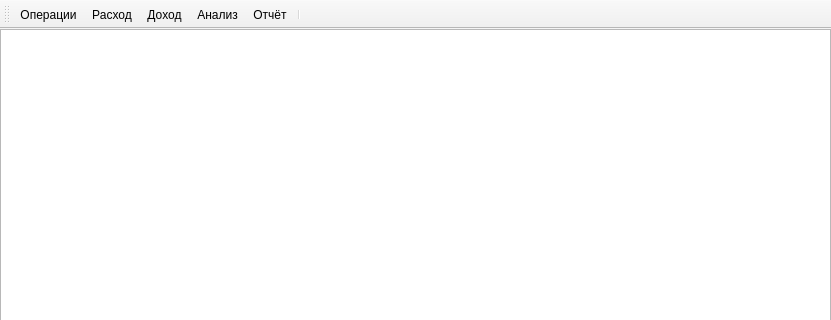
The window that mainwindow.ui (WoodieGeek/cmm) describes before a commit, drawn with Qt 5; both pictures show x 0 to 831 and y 0 to 320 of the 831 by 541 pixel window.
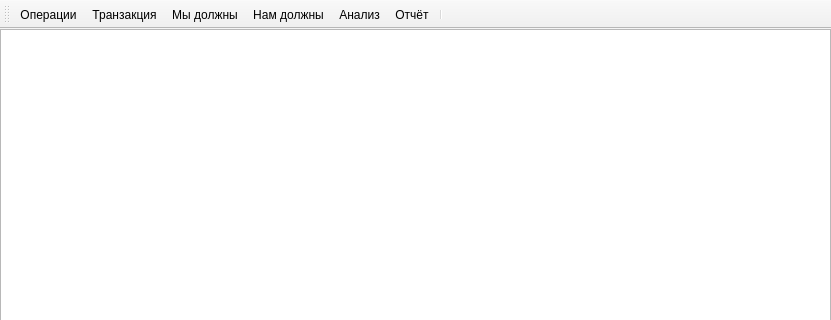
The same window after the commit. Icons and pictures are not drawn.

Commit message: add credit and debtor

Diff of the .ui file:
```diff
--- a/mainwindow.ui
+++ b/mainwindow.ui
@@ -54,15 +54,16 @@
    <attribute name="toolBarBreak">
     <bool>true</bool>
    </attribute>
-   <addaction name="transactions"/>
-   <addaction name="expense"/>
-   <addaction name="income"/>
+   <addaction name="operations"/>
+   <addaction name="transaction"/>
+   <addaction name="creditor"/>
+   <addaction name="debtor"/>
    <addaction name="analysis"/>
    <addaction name="report"/>
    <addaction name="separator"/>
   </widget>
   <widget class="QStatusBar" name="statusBar"/>
-  <action name="transactions">
+  <action name="operations">
    <property name="icon">
     <iconset resource="resource.qrc">
      <normaloff>:/safe.png</normaloff>:/safe.png</iconset>
@@ -71,22 +72,25 @@
     <string>Операции</string>
    </property>
   </action>
-  <action name="income">
+  <action name="debtor">
    <property name="icon">
     <iconset resource="resource.qrc">
      <normaloff>:/green.jpg</normaloff>:/green.jpg</iconset>
    </property>
    <property name="text">
-    <string>Доход</string>
+    <string>Нам должны</string>
    </property>
   </action>
-  <action name="expense">
+  <action name="creditor">
    <property name="icon">
     <iconset resource="resource.qrc">
      <normaloff>:/red.jpg</normaloff>:/red.jpg</iconset>
    </property>
    <property name="text">
-    <string>Расход</string>
+    <string>Мы должны</string>
+   </property>
+   <property name="toolTip">
+    <string>Мы должны</string>
    </property>
   </action>
   <action name="analysis">
@@ -107,6 +111,15 @@
     <string>Отчёт</string>
    </property>
   </action>
+  <action name="transaction">
+   <property name="icon">
+    <iconset resource="resource.qrc">
+     <normaloff>:/transactions.png</normaloff>:/transactions.png</iconset>
+   </property>
+   <property name="text">
+    <string>Транзакция</string>
+   </property>
+  </action>
  </widget>
  <layoutdefault spacing="6" margin="11"/>
  <resources>
```
The commit also changes 6 other files.
